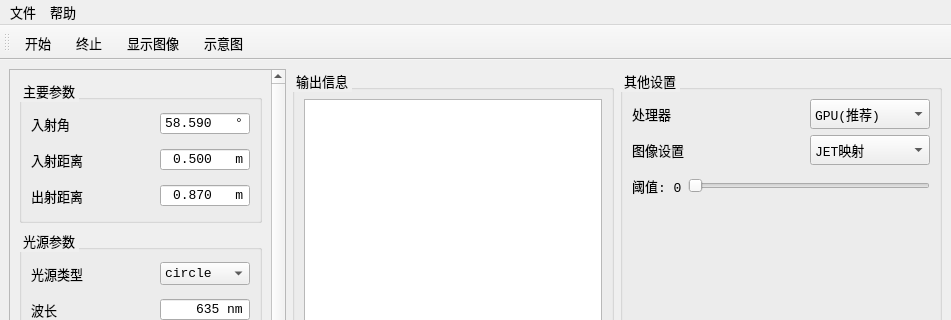
The window that mainwindow.ui (Jupiter2143/QtDiffractionSimulator) describes before a commit, drawn with Qt 5; both pictures show x 0 to 951 and y 0 to 320 of the 951 by 689 pixel window.
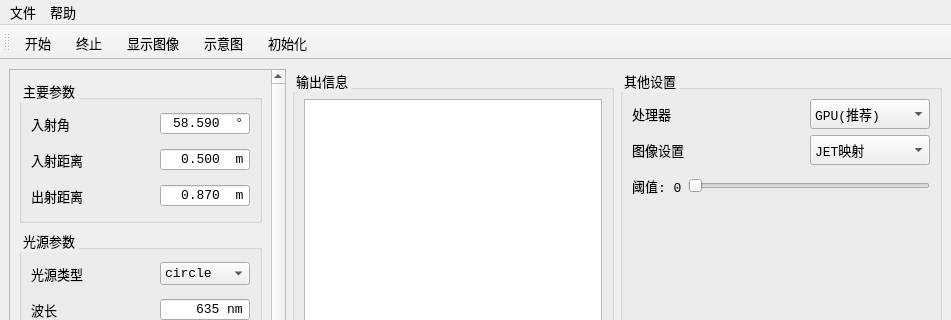
The same window after the commit. Icons and pictures are not drawn. Custom widgets are drawn as their Qt base class.

The edit to the form file:
```diff
--- a/mainwindow.ui
+++ b/mainwindow.ui
@@ -90,7 +90,7 @@
                 <enum>QAbstractSpinBox::NoButtons</enum>
                </property>
                <property name="suffix">
-                <string>   °</string>
+                <string>  °</string>
                </property>
                <property name="decimals">
                 <number>3</number>
@@ -142,7 +142,7 @@
                 <enum>QAbstractSpinBox::NoButtons</enum>
                </property>
                <property name="suffix">
-                <string>   m</string>
+                <string>  m</string>
                </property>
                <property name="decimals">
                 <number>3</number>
@@ -196,7 +196,7 @@
                 <string/>
                </property>
                <property name="suffix">
-                <string>   m</string>
+                <string>  m</string>
                </property>
                <property name="decimals">
                 <number>3</number>
@@ -1201,6 +1201,7 @@
    <addaction name="actClose"/>
    <addaction name="actShow"/>
    <addaction name="actQML"/>
+   <addaction name="actInit"/>
   </widget>
   <action name="actStart">
    <property name="text">
@@ -1237,6 +1238,11 @@
     <string>关于</string>
    </property>
   </action>
+  <action name="actInit">
+   <property name="text">
+    <string>初始化</string>
+   </property>
+  </action>
  </widget>
  <customwidgets>
   <customwidget>
```
